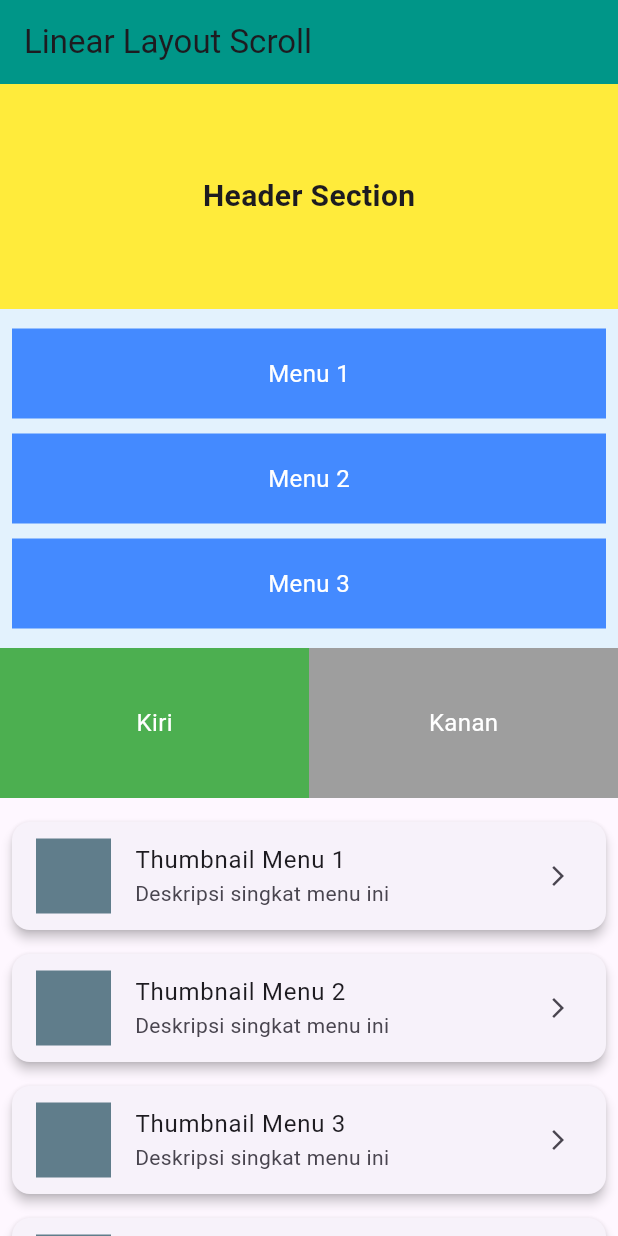
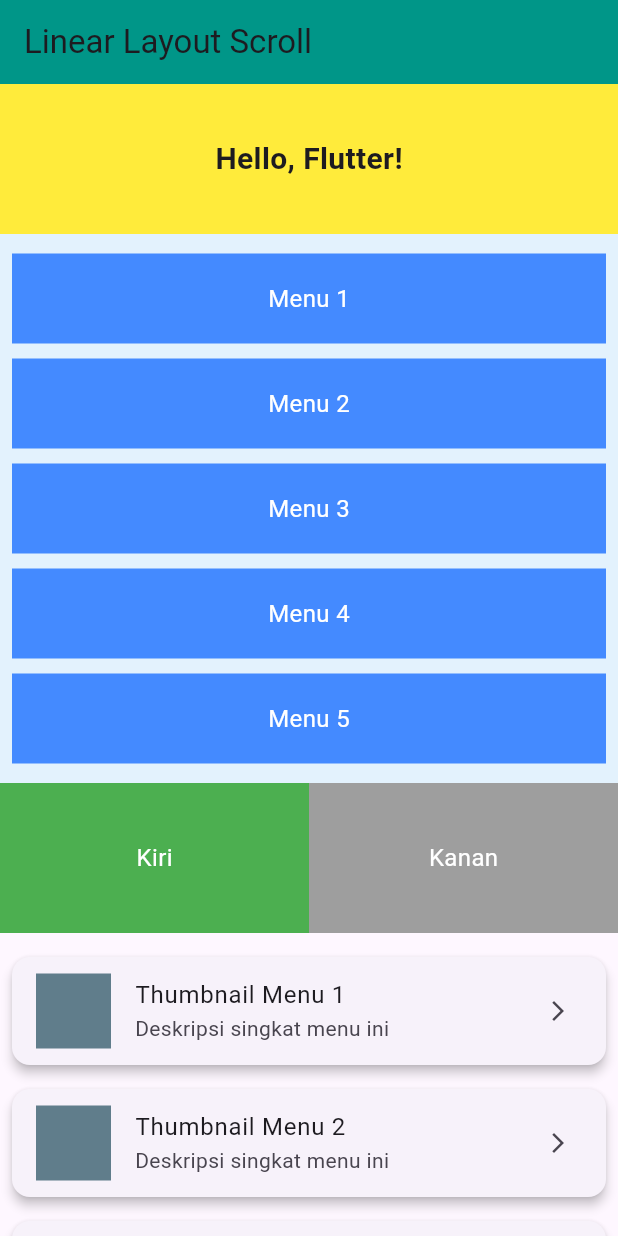
Before and after one commit to ivanrzky/hello-world-flutter, a Flutter app: the screen it shows after launch, on a phone screen of 412 x 824 dp. Run offline on Flutter 3.47's test engine with Material 3 defaults, Android fonts, the phone set to English and light mode, and no system bars.

Commit message:
update menu thumbnail

```diff
--- a/lib/main.dart
+++ b/lib/main.dart
@@ -29,11 +29,11 @@ class LinearLayoutPage extends StatelessWidget {
           children: [
             // Bagian Header (kuning)
             Container(
-              height: 150,
+              height: 100,
               color: Colors.yellow,
               alignment: Alignment.center,
               child: const Text(
-                'Header Section',
+                'Hello, Flutter!',
                 style: TextStyle(fontSize: 20, fontWeight: FontWeight.bold),
               ),
             ),
@@ -44,7 +44,7 @@ class LinearLayoutPage extends StatelessWidget {
               padding: const EdgeInsets.all(8),
               child: Column(
                 children: List.generate(
-                  3,
+                  5,
                   (index) => Container(
                     margin: const EdgeInsets.symmetric(vertical: 5),
                     height: 60,
@@ -92,7 +92,7 @@ class LinearLayoutPage extends StatelessWidget {
               padding: const EdgeInsets.all(8.0),
               child: Column(
                 children: List.generate(
-                  10, // jumlah thumbnail
+                  76, // jumlah thumbnail
                   (index) => Card(
                     elevation: 3,
                     margin: const EdgeInsets.symmetric(vertical: 8),
```
